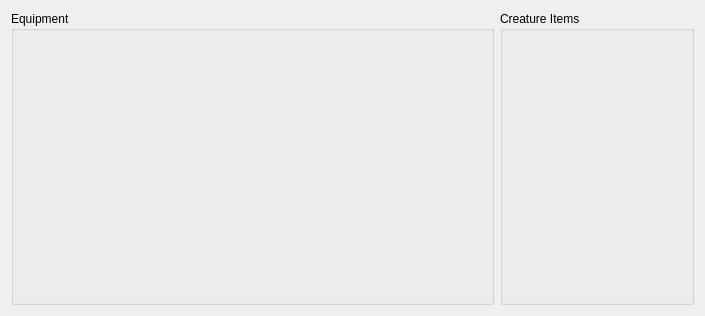
First picture: the form in src/widgets/CreatureView/creatureequipview.ui, repository jd28/arclight, before the edit.
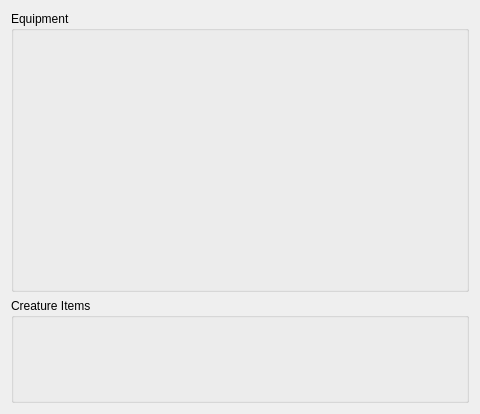
Second picture: the form after the edit. Icons and pictures are not drawn. Custom widgets are drawn as their Qt base class.

Diff of the .ui file:
```diff
--- a/src/widgets/CreatureView/creatureequipview.ui
+++ b/src/widgets/CreatureView/creatureequipview.ui
@@ -6,8 +6,8 @@
    <rect>
     <x>0</x>
     <y>0</y>
-    <width>705</width>
-    <height>316</height>
+    <width>450</width>
+    <height>386</height>
    </rect>
   </property>
   <property name="sizePolicy">
@@ -19,7 +19,7 @@
   <property name="windowTitle">
    <string>Form</string>
   </property>
-  <layout class="QHBoxLayout" name="horizontalLayout_3">
+  <layout class="QVBoxLayout" name="verticalLayout_8">
    <item>
     <widget class="QGroupBox" name="groupBox">
      <property name="sizePolicy">
@@ -631,6 +631,9 @@
            <property name="text">
             <string/>
            </property>
+           <property name="pixmap">
+            <pixmap resource="../../resources.qrc">:/resources/images/inv_slot_cloak.png</pixmap>
+           </property>
            <property name="scaledContents">
             <bool>false</bool>
            </property>
@@ -679,7 +682,7 @@
    <item>
     <widget class="QGroupBox" name="groupBox_2">
      <property name="sizePolicy">
-      <sizepolicy hsizetype="Fixed" vsizetype="Preferred">
+      <sizepolicy hsizetype="Preferred" vsizetype="Preferred">
        <horstretch>0</horstretch>
        <verstretch>0</verstretch>
       </sizepolicy>
@@ -687,26 +690,36 @@
      <property name="title">
       <string>Creature Items</string>
      </property>
-     <layout class="QVBoxLayout" name="verticalLayout_6">
-      <item>
-       <widget class="QWidget" name="widget_12" native="true">
+     <layout class="QGridLayout" name="gridLayout">
+      <item row="0" column="8">
+       <widget class="InventorySlot" name="slotCreatureSkin">
         <property name="sizePolicy">
          <sizepolicy hsizetype="Fixed" vsizetype="Fixed">
           <horstretch>0</horstretch>
           <verstretch>0</verstretch>
          </sizepolicy>
         </property>
-        <layout class="QVBoxLayout" name="verticalLayout_7">
-         <item>
-          <widget class="QWidget" name="widget_11" native="true">
-           <property name="sizePolicy">
-            <sizepolicy hsizetype="Fixed" vsizetype="Fixed">
-             <horstretch>0</horstretch>
-             <verstretch>0</verstretch>
-            </sizepolicy>
-           </property>
-           <layout class="QHBoxLayout" name="horizontalLayout_8">
-            <item>
+        <property name="minimumSize">
+         <size>
+          <width>64</width>
+          <height>64</height>
+         </size>
+        </property>
+        <property name="maximumSize">
+         <size>
+          <width>64</width>
+          <height>64</height>
+         </size>
+        </property>
+        <property name="text">
+         <string/>
+        </property>
+        <property name="pixmap">
+         <pixmap resource="../../resources.qrc">:/resources/images/inv_slot_cre_skin.png</pixmap>
+        </property>
+       </widget>
+      </item>
+      <item row="0" column="6">
              <widget class="InventorySlot" name="slotCreature1">
               <property name="sizePolicy">
                <sizepolicy hsizetype="Fixed" vsizetype="Fixed">
@@ -734,7 +747,7 @@
               </property>
              </widget>
             </item>
-            <item>
+      <item row="0" column="5">
              <widget class="InventorySlot" name="slotCreature2">
               <property name="sizePolicy">
                <sizepolicy hsizetype="Fixed" vsizetype="Fixed">
@@ -762,19 +775,7 @@
               </property>
              </widget>
             </item>
-           </layout>
-          </widget>
-         </item>
-         <item>
-          <widget class="QWidget" name="widget_10" native="true">
-           <property name="sizePolicy">
-            <sizepolicy hsizetype="Fixed" vsizetype="Fixed">
-             <horstretch>0</horstretch>
-             <verstretch>0</verstretch>
-            </sizepolicy>
-           </property>
-           <layout class="QHBoxLayout" name="horizontalLayout_7">
-            <item>
+      <item row="0" column="7">
              <widget class="InventorySlot" name="slotCreature3">
               <property name="sizePolicy">
                <sizepolicy hsizetype="Fixed" vsizetype="Fixed">
@@ -802,40 +803,6 @@
               </property>
              </widget>
             </item>
-            <item>
-             <widget class="InventorySlot" name="slotCreatureSkin">
-              <property name="sizePolicy">
-               <sizepolicy hsizetype="Fixed" vsizetype="Fixed">
-                <horstretch>0</horstretch>
-                <verstretch>0</verstretch>
-               </sizepolicy>
-              </property>
-              <property name="minimumSize">
-               <size>
-                <width>64</width>
-                <height>64</height>
-               </size>
-              </property>
-              <property name="maximumSize">
-               <size>
-                <width>64</width>
-                <height>64</height>
-               </size>
-              </property>
-              <property name="text">
-               <string/>
-              </property>
-              <property name="pixmap">
-               <pixmap resource="../../resources.qrc">:/resources/images/inv_slot_cre_skin.png</pixmap>
-              </property>
-             </widget>
-            </item>
-           </layout>
-          </widget>
-         </item>
-        </layout>
-       </widget>
-      </item>
      </layout>
     </widget>
    </item>
```
Left out of the diff: 5 changed lines with no effect on the pictures. Lines whose indentation alone changed are shown as unchanged.
